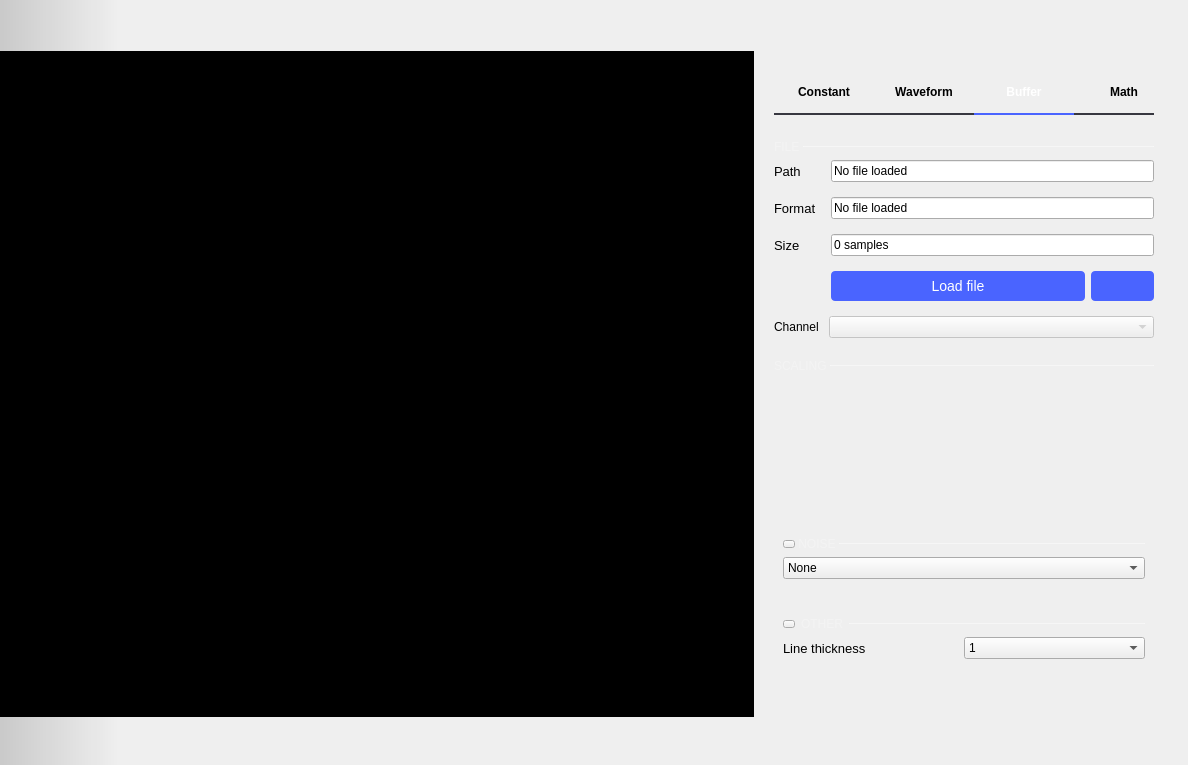
The window that ui/signal_generator.ui (analogdevicesinc/scopy) describes before a commit, drawn with Qt 5.
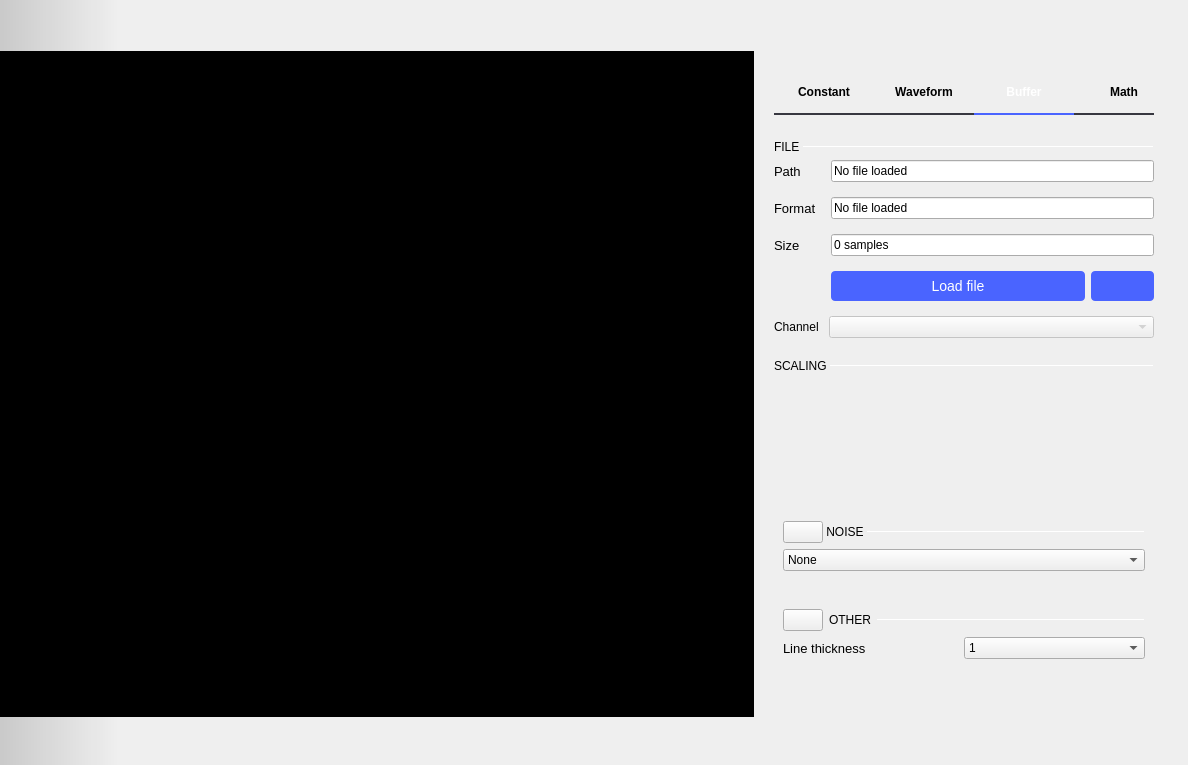
The same window after the commit. The open tabs and pages were chosen to show the change. Icons and pictures are not drawn. Custom widgets are drawn as their Qt base class.

```diff
--- a/ui/signal_generator.ui
+++ b/ui/signal_generator.ui
@@ -260,7 +260,7 @@
 </string>
                  </property>
                  <property name="currentIndex">
-                  <number>1</number>
+                  <number>3</number>
                  </property>
                  <property name="usesScrollButtons">
                   <bool>false</bool>
@@ -447,15 +447,12 @@
                             <verstretch>0</verstretch>
                            </sizepolicy>
                           </property>
-                          <property name="styleSheet">
-                           <string notr="true">  QLabel {
-        font-size: 12px;
-        color: rgba(255, 255, 255, 70);
-    }</string>
-                          </property>
                           <property name="text">
                            <string>TIMING </string>
                           </property>
+                          <property name="subsection_label" stdset="0">
+                           <bool>true</bool>
+                          </property>
                          </widget>
                         </item>
                         <item>
@@ -472,10 +469,6 @@
                             <height>1</height>
                            </size>
                           </property>
-                          <property name="styleSheet">
-                           <string notr="true">border: 1px solid rgba(255, 255, 255, 70);
- </string>
-                          </property>
                           <property name="orientation">
                            <enum>Qt::Horizontal</enum>
                           </property>
@@ -495,6 +488,9 @@
                           <property name="max_value" stdset="0">
                            <double>360.000000000000000</double>
                           </property>
+                          <property name="subsection_line" stdset="0">
+                           <bool>true</bool>
+                          </property>
                          </widget>
                         </item>
                        </layout>
@@ -566,15 +562,12 @@
                          <verstretch>0</verstretch>
                         </sizepolicy>
                        </property>
-                       <property name="styleSheet">
-                        <string notr="true">  QLabel {
-        font-size: 12px;
-        color: rgba(255, 255, 255, 70);
-    }</string>
-                       </property>
                        <property name="text">
                         <string>FILE </string>
                        </property>
+                       <property name="subsection_label" stdset="0">
+                        <bool>true</bool>
+                       </property>
                       </widget>
                      </item>
                      <item>
@@ -591,12 +584,12 @@
                          <height>1</height>
                         </size>
                        </property>
-                       <property name="styleSheet">
-                        <string notr="true">border: 1px solid rgba(255, 255, 255, 70);</string>
-                       </property>
                        <property name="orientation">
                         <enum>Qt::Horizontal</enum>
                        </property>
+                       <property name="subsection_line" stdset="0">
+                        <bool>true</bool>
+                       </property>
                       </widget>
                      </item>
                     </layout>
@@ -893,15 +886,12 @@
                          <verstretch>0</verstretch>
                         </sizepolicy>
                        </property>
-                       <property name="styleSheet">
-                        <string notr="true">  QLabel {
-        font-size: 12px;
-        color: rgba(255, 255, 255, 70);
-    }</string>
-                       </property>
                        <property name="text">
                         <string>SCALING </string>
                        </property>
+                       <property name="subsection_label" stdset="0">
+                        <bool>true</bool>
+                       </property>
                       </widget>
                      </item>
                      <item>
@@ -918,12 +908,12 @@
                          <height>1</height>
                         </size>
                        </property>
-                       <property name="styleSheet">
-                        <string notr="true">border: 1px solid rgba(255, 255, 255, 70);</string>
-                       </property>
                        <property name="orientation">
                         <enum>Qt::Horizontal</enum>
                        </property>
+                       <property name="subsection_line" stdset="0">
+                        <bool>true</bool>
+                       </property>
                       </widget>
                      </item>
                     </layout>
@@ -1040,19 +1030,7 @@
                     <item>
                      <widget class="QPushButton" name="btnNoiseCollapse">
                       <property name="styleSheet">
-                       <string notr="true">QPushButton {
-  max-height: 6px;
-  max-width: 10px;
-  border-image: url(:/icons/sba_cmb_box_arrow.svg);
-}
-
-QPushButton:checked
-{
-  max-height: 10px;
-  max-width:  6px;
-border-image: url(:/icons/sba_cmb_box_arrow_right.svg);
-}
-</string>
+                       <string notr="true"/>
                       </property>
                       <property name="text">
                        <string/>
@@ -1063,6 +1041,9 @@
                       <property name="checked">
                        <bool>false</bool>
                       </property>
+                      <property name="subsection_arrow_button" stdset="0">
+                       <bool>true</bool>
+                      </property>
                      </widget>
                     </item>
                     <item>
@@ -1073,15 +1054,12 @@
                         <verstretch>0</verstretch>
                        </sizepolicy>
                       </property>
-                      <property name="styleSheet">
-                       <string notr="true">  QLabel {
-        font-size: 12px;
-        color: rgba(255, 255, 255, 70);
-    }</string>
-                      </property>
                       <property name="text">
                        <string> NOISE </string>
                       </property>
+                      <property name="subsection_label" stdset="0">
+                       <bool>true</bool>
+                      </property>
                      </widget>
                     </item>
                     <item>
@@ -1104,12 +1082,12 @@
                         <height>1</height>
                        </size>
                       </property>
-                      <property name="styleSheet">
-                       <string notr="true">border: 1px solid rgba(255, 255, 255, 70);</string>
-                      </property>
                       <property name="orientation">
                        <enum>Qt::Horizontal</enum>
                       </property>
+                      <property name="subsection_line" stdset="0">
+                       <bool>true</bool>
+                      </property>
                      </widget>
                     </item>
                    </layout>
@@ -1205,24 +1183,10 @@
                       </property>
                       <property name="maximumSize">
                        <size>
-                        <width>10</width>
-                        <height>6</height>
+                        <width>16777215</width>
+                        <height>16777215</height>
                        </size>
                       </property>
-                      <property name="styleSheet">
-                       <string notr="true">QPushButton {
-  max-height: 6px;
-  max-width: 10px;
-border-image: url(:/icons/sba_cmb_box_arrow_right.svg);
-}
-
-QPushButton:checked
-{
-  max-height: 10px;
-  max-width:  6px;
-  border-image: url(:/icons/sba_cmb_box_arrow.svg);
-}</string>
-                      </property>
                       <property name="text">
                        <string/>
                       </property>
@@ -1232,19 +1196,19 @@
                       <property name="checked">
                        <bool>false</bool>
                       </property>
+                      <property name="subsection_arrow_button" stdset="0">
+                       <bool>true</bool>
+                      </property>
                      </widget>
                     </item>
                     <item>
                      <widget class="QLabel" name="label_8">
-                      <property name="styleSheet">
-                       <string notr="true">  QLabel {
-        font-size: 12px;
-        color: rgba(255, 255, 255, 70);
-    }</string>
-                      </property>
                       <property name="text">
                        <string>OTHER</string>
                       </property>
+                      <property name="subsection_label" stdset="0">
+                       <bool>true</bool>
+                      </property>
                      </widget>
                     </item>
                     <item>
@@ -1267,12 +1231,12 @@
                         <height>1</height>
                        </size>
                       </property>
-                      <property name="styleSheet">
-                       <string notr="true">border: 1px solid rgba(255, 255, 255, 70);</string>
-                      </property>
                       <property name="orientation">
                        <enum>Qt::Horizontal</enum>
                       </property>
+                      <property name="subsection_line" stdset="0">
+                       <bool>true</bool>
+                      </property>
                      </widget>
                     </item>
                    </layout>
```
